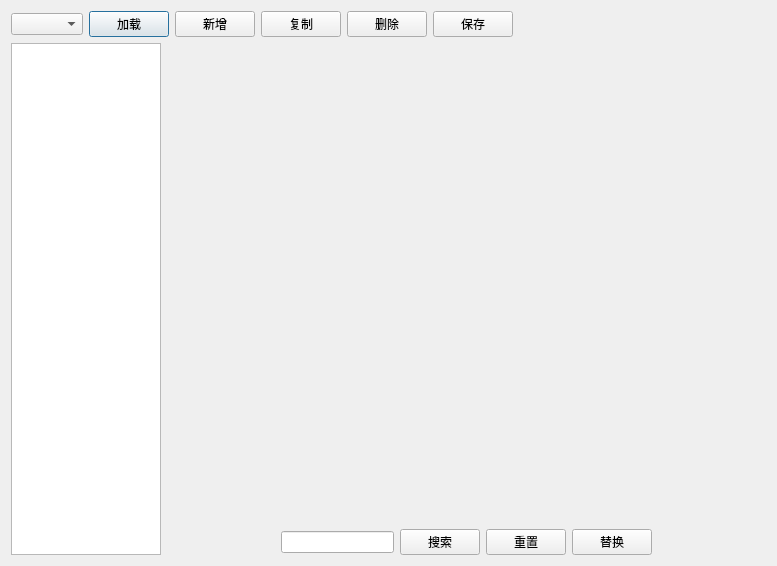
Above: Gui/Control/ComparisonControl.ui from taynpg/relayFile before the change. Below: the same form after it.
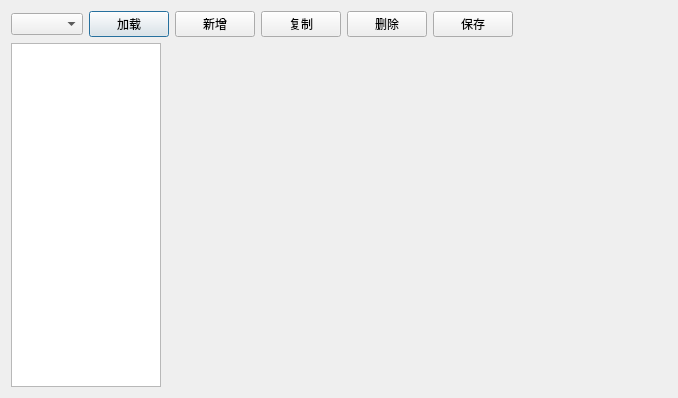
That is the form after the change.

Commit message: remove：去除搜索替换。

The edit to the form file:
```diff
--- a/Gui/Control/ComparisonControl.ui
+++ b/Gui/Control/ComparisonControl.ui
@@ -6,8 +6,8 @@
    <rect>
     <x>0</x>
     <y>0</y>
-    <width>777</width>
-    <height>566</height>
+    <width>678</width>
+    <height>398</height>
    </rect>
   </property>
   <property name="sizePolicy">
@@ -76,7 +76,7 @@
     </layout>
    </item>
    <item>
-    <layout class="QHBoxLayout" name="horizontalLayout_3">
+    <layout class="QHBoxLayout" name="horizontalLayout_2">
      <item>
       <widget class="QListWidget" name="listWidget">
        <property name="sizePolicy">
@@ -94,8 +94,6 @@
       </widget>
      </item>
      <item>
-      <layout class="QVBoxLayout" name="verticalLayout_2">
-       <item>
         <widget class="QWidget" name="widget" native="true">
          <property name="sizePolicy">
           <sizepolicy hsizetype="Expanding" vsizetype="Expanding">
@@ -110,62 +108,6 @@
           </size>
          </property>
         </widget>
-       </item>
-       <item>
-        <layout class="QHBoxLayout" name="horizontalLayout_2">
-         <item>
-          <spacer name="horizontalSpacer_3">
-           <property name="orientation">
-            <enum>Qt::Orientation::Horizontal</enum>
-           </property>
-           <property name="sizeHint" stdset="0">
-            <size>
-             <width>40</width>
-             <height>20</height>
-            </size>
-           </property>
-          </spacer>
-         </item>
-         <item>
-          <widget class="QLineEdit" name="lineEdit"/>
-         </item>
-         <item>
-          <widget class="QPushButton" name="pushButton_7">
-           <property name="text">
-            <string>搜索</string>
-           </property>
-          </widget>
-         </item>
-         <item>
-          <widget class="QPushButton" name="pushButton_8">
-           <property name="text">
-            <string>重置</string>
-           </property>
-          </widget>
-         </item>
-         <item>
-          <widget class="QPushButton" name="pushButton_9">
-           <property name="text">
-            <string>替换</string>
-           </property>
-          </widget>
-         </item>
-         <item>
-          <spacer name="horizontalSpacer_4">
-           <property name="orientation">
-            <enum>Qt::Orientation::Horizontal</enum>
-           </property>
-           <property name="sizeHint" stdset="0">
-            <size>
-             <width>40</width>
-             <height>20</height>
-            </size>
-           </property>
-          </spacer>
-         </item>
-        </layout>
-       </item>
-      </layout>
      </item>
     </layout>
    </item>
```
Lines whose indentation alone changed are shown as unchanged.
